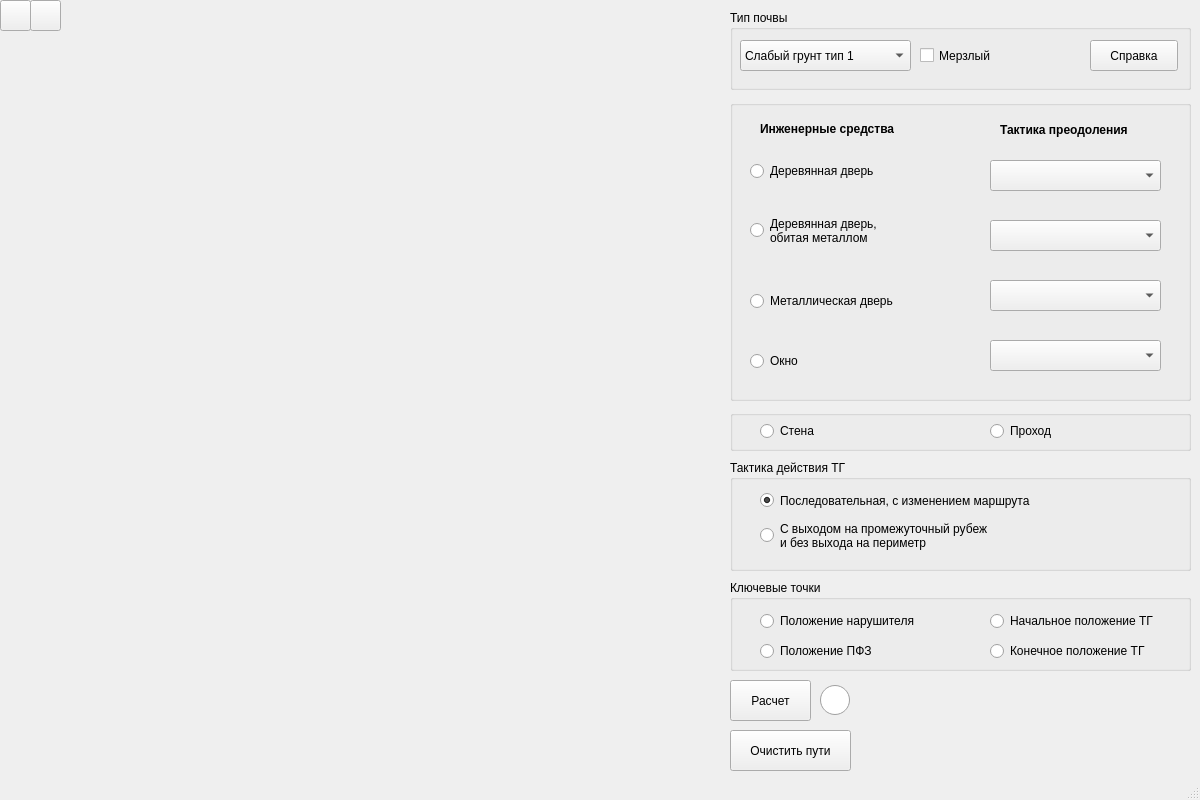
Above: design.ui from USerGHub/Makovey before the change. Below: the same form after it.
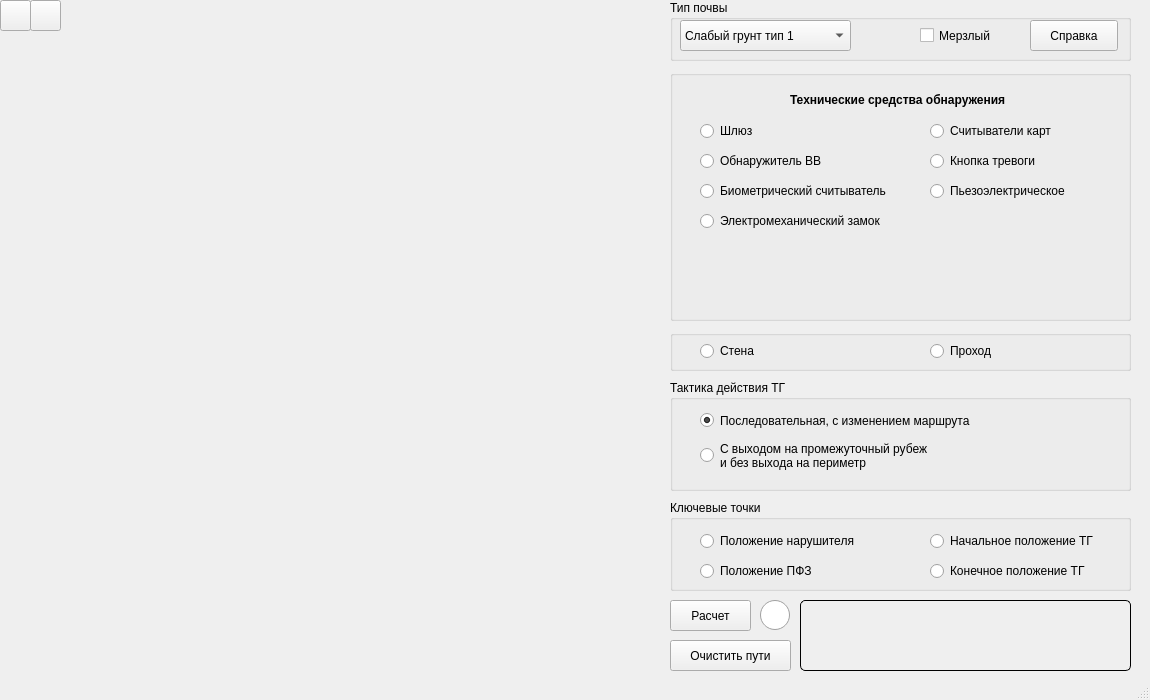
That is the form after the change. The open tabs and pages were chosen to show the change. Icons and pictures are not drawn.

Diff of the .ui file:
```diff
--- a/design.ui
+++ b/design.ui
@@ -9,8 +9,8 @@
    <rect>
     <x>0</x>
     <y>0</y>
-    <width>1200</width>
-    <height>800</height>
+    <width>1150</width>
+    <height>700</height>
    </rect>
   </property>
   <property name="sizePolicy">
@@ -21,14 +21,14 @@
   </property>
   <property name="minimumSize">
    <size>
-    <width>1200</width>
-    <height>800</height>
+    <width>1150</width>
+    <height>700</height>
    </size>
   </property>
   <property name="maximumSize">
    <size>
-    <width>1200</width>
-    <height>800</height>
+    <width>1150</width>
+    <height>710</height>
    </size>
   </property>
   <property name="windowTitle">
@@ -44,10 +44,10 @@
    <widget class="QPushButton" name="actionButton">
     <property name="geometry">
      <rect>
-      <x>730</x>
-      <y>680</y>
+      <x>670</x>
+      <y>600</y>
       <width>81</width>
-      <height>41</height>
+      <height>31</height>
      </rect>
     </property>
     <property name="text">
@@ -57,10 +57,10 @@
    <widget class="QGroupBox" name="groundBox">
     <property name="geometry">
      <rect>
-      <x>730</x>
-      <y>10</y>
+      <x>670</x>
+      <y>0</y>
       <width>461</width>
-      <height>80</height>
+      <height>61</height>
      </rect>
     </property>
     <property name="title">
@@ -69,8 +69,8 @@
     <widget class="QCheckBox" name="freezeBox">
      <property name="geometry">
       <rect>
-       <x>190</x>
-       <y>30</y>
+       <x>250</x>
+       <y>20</y>
        <width>88</width>
        <height>31</height>
       </rect>
@@ -83,7 +83,7 @@
      <property name="geometry">
       <rect>
        <x>10</x>
-       <y>30</y>
+       <y>20</y>
        <width>171</width>
        <height>31</height>
       </rect>
@@ -141,7 +141,7 @@
      <property name="geometry">
       <rect>
        <x>360</x>
-       <y>30</y>
+       <y>20</y>
        <width>88</width>
        <height>31</height>
       </rect>
@@ -158,10 +158,10 @@
    <widget class="QGroupBox" name="facilitiesBox">
     <property name="geometry">
      <rect>
-      <x>730</x>
-      <y>100</y>
+      <x>670</x>
+      <y>70</y>
       <width>461</width>
-      <height>301</height>
+      <height>251</height>
      </rect>
     </property>
     <property name="title">
@@ -173,7 +173,7 @@
        <x>10</x>
        <y>10</y>
        <width>441</width>
-       <height>281</height>
+       <height>231</height>
       </rect>
      </property>
      <property name="currentIndex">
@@ -184,7 +184,7 @@
        <property name="geometry">
         <rect>
          <x>10</x>
-         <y>50</y>
+         <y>40</y>
          <width>181</width>
          <height>22</height>
         </rect>
@@ -200,7 +200,7 @@
        <property name="geometry">
         <rect>
          <x>10</x>
-         <y>100</y>
+         <y>70</y>
          <width>171</width>
          <height>41</height>
         </rect>
@@ -217,9 +217,9 @@
        <property name="geometry">
         <rect>
          <x>10</x>
-         <y>180</y>
+         <y>120</y>
          <width>191</width>
-         <height>22</height>
+         <height>31</height>
         </rect>
        </property>
        <property name="text">
@@ -233,9 +233,9 @@
        <property name="geometry">
         <rect>
          <x>10</x>
-         <y>240</y>
+         <y>160</y>
          <width>105</width>
-         <height>22</height>
+         <height>31</height>
         </rect>
        </property>
        <property name="text">
@@ -249,7 +249,7 @@
        <property name="geometry">
         <rect>
          <x>250</x>
-         <y>50</y>
+         <y>40</y>
          <width>171</width>
          <height>31</height>
         </rect>
@@ -287,7 +287,7 @@
        <property name="geometry">
         <rect>
          <x>250</x>
-         <y>110</y>
+         <y>80</y>
          <width>171</width>
          <height>31</height>
         </rect>
@@ -325,7 +325,7 @@
        <property name="geometry">
         <rect>
          <x>250</x>
-         <y>170</y>
+         <y>120</y>
          <width>171</width>
          <height>31</height>
         </rect>
@@ -368,7 +368,7 @@
        <property name="geometry">
         <rect>
          <x>250</x>
-         <y>230</y>
+         <y>160</y>
          <width>171</width>
          <height>31</height>
         </rect>
@@ -704,22 +704,6 @@
         <string notr="true">buttonGroup</string>
        </attribute>
       </widget>
-      <widget class="QRadioButton" name="elmechFacility">
-       <property name="geometry">
-        <rect>
-         <x>20</x>
-         <y>160</y>
-         <width>221</width>
-         <height>22</height>
-        </rect>
-       </property>
-       <property name="text">
-        <string>Электромеханический замок</string>
-       </property>
-       <attribute name="buttonGroup">
-        <string notr="true">buttonGroup</string>
-       </attribute>
-      </widget>
       <widget class="QRadioButton" name="turnstileFacility">
        <property name="geometry">
         <rect>
@@ -771,38 +755,6 @@
         <string notr="true">buttonGroup</string>
        </attribute>
       </widget>
-      <widget class="QRadioButton" name="cardFacility">
-       <property name="geometry">
-        <rect>
-         <x>20</x>
-         <y>190</y>
-         <width>191</width>
-         <height>22</height>
-        </rect>
-       </property>
-       <property name="text">
-        <string>Считыватели карт</string>
-       </property>
-       <attribute name="buttonGroup">
-        <string notr="true">buttonGroup</string>
-       </attribute>
-      </widget>
-      <widget class="QRadioButton" name="alarmFacility">
-       <property name="geometry">
-        <rect>
-         <x>250</x>
-         <y>190</y>
-         <width>191</width>
-         <height>22</height>
-        </rect>
-       </property>
-       <property name="text">
-        <string>Кнопка тревоги</string>
-       </property>
-       <attribute name="buttonGroup">
-        <string notr="true">buttonGroup</string>
-       </attribute>
-      </widget>
       <widget class="QRadioButton" name="glassFacility">
        <property name="geometry">
         <rect>
@@ -835,22 +787,6 @@
         <string notr="true">buttonGroup</string>
        </attribute>
       </widget>
-      <widget class="QRadioButton" name="bioFacility">
-       <property name="geometry">
-        <rect>
-         <x>20</x>
-         <y>130</y>
-         <width>221</width>
-         <height>22</height>
-        </rect>
-       </property>
-       <property name="text">
-        <string>Биометрический считыватель</string>
-       </property>
-       <attribute name="buttonGroup">
-        <string notr="true">buttonGroup</string>
-       </attribute>
-      </widget>
       <widget class="QRadioButton" name="capacityFacility">
        <property name="geometry">
         <rect>
@@ -883,11 +819,48 @@
         <string notr="true">buttonGroup</string>
        </attribute>
       </widget>
+     </widget>
+     <widget class="QWidget" name="page_4">
+      <widget class="QLabel" name="tacticsLabel_4">
+       <property name="geometry">
+        <rect>
+         <x>110</x>
+         <y>10</y>
+         <width>251</width>
+         <height>20</height>
+        </rect>
+       </property>
+       <property name="font">
+        <font>
+         <weight>75</weight>
+         <bold>true</bold>
+        </font>
+       </property>
+       <property name="text">
+        <string>Технические средства обнаружения</string>
+       </property>
+      </widget>
+      <widget class="QRadioButton" name="gatewayFacility">
+       <property name="geometry">
+        <rect>
+         <x>20</x>
+         <y>40</y>
+         <width>151</width>
+         <height>22</height>
+        </rect>
+       </property>
+       <property name="text">
+        <string>Шлюз</string>
+       </property>
+       <attribute name="buttonGroup">
+        <string notr="true">buttonGroup</string>
+       </attribute>
+      </widget>
       <widget class="QRadioButton" name="bombFacility">
        <property name="geometry">
         <rect>
          <x>20</x>
-         <y>220</y>
+         <y>70</y>
          <width>151</width>
          <height>22</height>
         </rect>
@@ -899,11 +872,75 @@
         <string notr="true">buttonGroup</string>
        </attribute>
       </widget>
+      <widget class="QRadioButton" name="bioFacility">
+       <property name="geometry">
+        <rect>
+         <x>20</x>
+         <y>100</y>
+         <width>221</width>
+         <height>22</height>
+        </rect>
+       </property>
+       <property name="text">
+        <string>Биометрический считыватель</string>
+       </property>
+       <attribute name="buttonGroup">
+        <string notr="true">buttonGroup</string>
+       </attribute>
+      </widget>
+      <widget class="QRadioButton" name="elmechFacility">
+       <property name="geometry">
+        <rect>
+         <x>20</x>
+         <y>130</y>
+         <width>221</width>
+         <height>22</height>
+        </rect>
+       </property>
+       <property name="text">
+        <string>Электромеханический замок</string>
+       </property>
+       <attribute name="buttonGroup">
+        <string notr="true">buttonGroup</string>
+       </attribute>
+      </widget>
+      <widget class="QRadioButton" name="cardFacility">
+       <property name="geometry">
+        <rect>
+         <x>250</x>
+         <y>40</y>
+         <width>191</width>
+         <height>22</height>
+        </rect>
+       </property>
+       <property name="text">
+        <string>Считыватели карт</string>
+       </property>
+       <attribute name="buttonGroup">
+        <string notr="true">buttonGroup</string>
+       </attribute>
+      </widget>
+      <widget class="QRadioButton" name="alarmFacility">
+       <property name="geometry">
+        <rect>
+         <x>250</x>
+         <y>70</y>
+         <width>191</width>
+         <height>22</height>
+        </rect>
+       </property>
+       <property name="text">
+        <string>Кнопка тревоги</string>
+       </property>
+       <attribute name="buttonGroup">
+        <string notr="true">buttonGroup</string>
+       </attribute>
+      </widget>
       <widget class="QRadioButton" name="piezoFacility">
        <property name="geometry">
         <rect>
          <x>250</x>
-         <y>220</y>
+         <y>100</y>
          <width>181</width>
          <height>22</height>
         </rect>
@@ -915,58 +952,14 @@
         <string notr="true">buttonGroup</string>
        </attribute>
       </widget>
-      <widget class="QRadioButton" name="gatewayFacility">
-       <property name="geometry">
-        <rect>
-         <x>20</x>
-         <y>250</y>
-         <width>151</width>
-         <height>22</height>
-        </rect>
-       </property>
-       <property name="text">
-        <string>Шлюз</string>
-       </property>
-       <attribute name="buttonGroup">
-        <string notr="true">buttonGroup</string>
-       </attribute>
-      </widget>
      </widget>
     </widget>
-    <widget class="QPushButton" name="listButton_prev">
-     <property name="geometry">
-      <rect>
-       <x>420</x>
-       <y>10</y>
-       <width>21</width>
-       <height>21</height>
-      </rect>
-     </property>
-     <property name="font">
-      <font>
-       <pointsize>15</pointsize>
-      </font>
-     </property>
-     <property name="cursor">
-      <cursorShape>PointingHandCursor</cursorShape>
-     </property>
-     <property name="styleSheet">
-      <string notr="true">QPushButton {border:  none}</string>
-     </property>
-     <property name="text">
-      <string/>
-     </property>
-     <property name="icon">
-      <iconset theme="go-previous">
-       <normaloff>.</normaloff>.</iconset>
-     </property>
-    </widget>
    </widget>
    <widget class="QGroupBox" name="tacticsBox">
     <property name="geometry">
      <rect>
-      <x>730</x>
-      <y>460</y>
+      <x>670</x>
+      <y>380</y>
       <width>461</width>
       <height>111</height>
      </rect>
@@ -1011,8 +1004,8 @@
    <widget class="QGroupBox" name="groupBox">
     <property name="geometry">
      <rect>
-      <x>730</x>
-      <y>580</y>
+      <x>670</x>
+      <y>500</y>
       <width>461</width>
       <height>91</height>
      </rect>
@@ -1088,8 +1081,8 @@
    <widget class="QGroupBox" name="groupBox_2">
     <property name="geometry">
      <rect>
-      <x>730</x>
-      <y>410</y>
+      <x>670</x>
+      <y>330</y>
       <width>461</width>
       <height>41</height>
      </rect>
@@ -1133,10 +1126,10 @@
    <widget class="QPushButton" name="clearButton">
     <property name="geometry">
      <rect>
-      <x>730</x>
-      <y>730</y>
+      <x>670</x>
+      <y>640</y>
       <width>121</width>
-      <height>41</height>
+      <height>31</height>
      </rect>
     </property>
     <property name="text">
@@ -1146,10 +1139,10 @@
    <widget class="QRadioButton" name="clearCellButton">
     <property name="geometry">
      <rect>
-      <x>820</x>
-      <y>680</y>
+      <x>760</x>
+      <y>600</y>
       <width>31</width>
-      <height>41</height>
+      <height>31</height>
      </rect>
     </property>
     <property name="styleSheet">
@@ -1174,12 +1167,15 @@
    <widget class="QLabel" name="outputLabel">
     <property name="geometry">
      <rect>
-      <x>910</x>
-      <y>680</y>
-      <width>281</width>
-      <height>91</height>
+      <x>800</x>
+      <y>600</y>
+      <width>331</width>
+      <height>71</height>
      </rect>
     </property>
+    <property name="styleSheet">
+     <string notr="true">QLabel {border: 1px solid; border-radius: 5px }</string>
+    </property>
     <property name="text">
      <string/>
     </property>
@@ -1234,8 +1230,8 @@
    <widget class="QPushButton" name="listButton_next">
     <property name="geometry">
      <rect>
-      <x>1165</x>
-      <y>110</y>
+      <x>1110</x>
+      <y>80</y>
       <width>20</width>
       <height>21</height>
      </rect>
@@ -1259,6 +1255,34 @@
       <normaloff>.</normaloff>.</iconset>
     </property>
    </widget>
+   <widget class="QPushButton" name="listButton_prev">
+    <property name="geometry">
+     <rect>
+      <x>1090</x>
+      <y>80</y>
+      <width>21</width>
+      <height>21</height>
+     </rect>
+    </property>
+    <property name="font">
+     <font>
+      <pointsize>15</pointsize>
+     </font>
+    </property>
+    <property name="cursor">
+     <cursorShape>PointingHandCursor</cursorShape>
+    </property>
+    <property name="styleSheet">
+     <string notr="true">QPushButton {border:  none}</string>
+    </property>
+    <property name="text">
+     <string/>
+    </property>
+    <property name="icon">
+     <iconset theme="go-previous">
+      <normaloff>.</normaloff>.</iconset>
+    </property>
+   </widget>
   </widget>
   <widget class="QStatusBar" name="statusbar"/>
  </widget>
```
Left out of the diff: 55 changed lines with no effect on the pictures.
